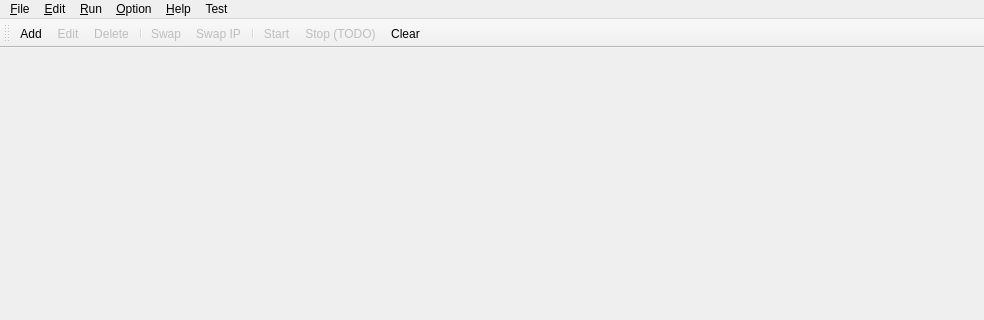
The window that qiperfc/src/qiperfc.ui (coolshou/qiperf) describes before a commit, drawn with Qt 5; both pictures show x 0 to 984 and y 0 to 320 of the 984 by 674 pixel window.
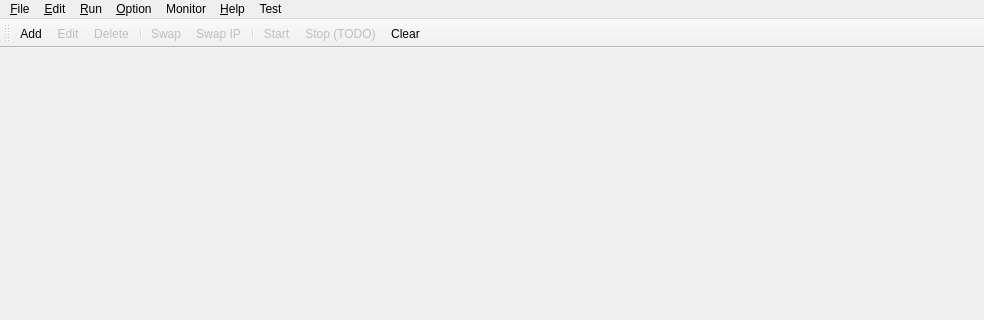
The same window after the commit. Icons and pictures are not drawn.

Patch:
```diff
--- a/qiperfc/src/qiperfc.ui
+++ b/qiperfc/src/qiperfc.ui
@@ -118,10 +118,19 @@
     </property>
     <addaction name="actionTest"/>
    </widget>
+   <widget class="QMenu" name="menuMonitor">
+    <property name="title">
+     <string>Monitor</string>
+    </property>
+    <addaction name="actionAddSerial"/>
+    <addaction name="actionAddPing_2"/>
+    <addaction name="actionWlanSTA"/>
+   </widget>
    <addaction name="menuFile"/>
    <addaction name="menuEdit"/>
    <addaction name="menuRun"/>
    <addaction name="menuOption"/>
+   <addaction name="menuMonitor"/>
    <addaction name="menuHelp"/>
    <addaction name="menuTest"/>
   </widget>
```
Left out of the diff: 18 changed lines with no effect on the pictures.
